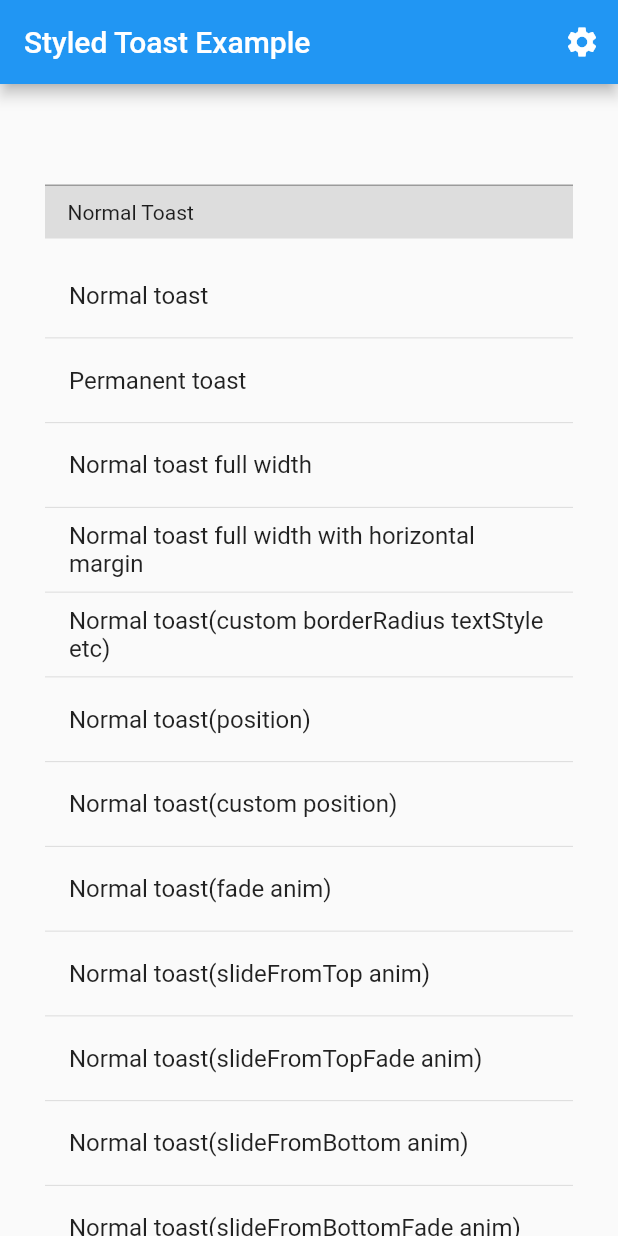
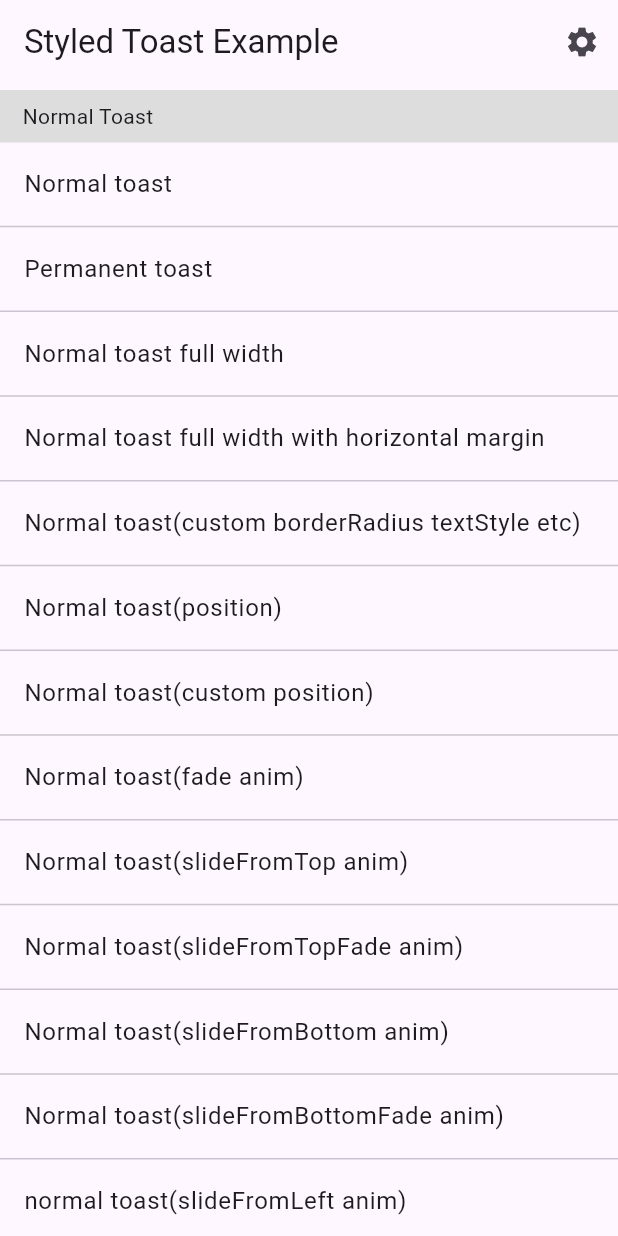
Before and after one commit to JackJonson/flutter_styled_toast, a Flutter app: the screen it shows after launch, on a phone screen of 412 x 824 dp. Run offline on Flutter 3.47's test engine with Material 2 defaults, Android fonts, the phone set to English and light mode, and no system bars.

```diff
--- a/example/lib/main.dart
+++ b/example/lib/main.dart
@@ -29,6 +29,19 @@ class _MyAppState extends State<MyApp> {
   @override
   Widget build(BuildContext context) {
     final appTitle = 'Styled Toast Example';
+    return MaterialApp(
+      title: appTitle,
+      theme: ThemeData(useMaterial3: true),
+      showPerformanceOverlay: showPerformance,
+      home: LayoutBuilder(
+        builder: (BuildContext context, BoxConstraints constraints) {
+          return MyHomePage(
+            title: appTitle,
+            onSetting: onSettingCallback,
+          );
+        },
+      ),
+      builder: (context, child) {
         return StyledToast(
           textStyle: TextStyle(fontSize: 16.0, color: Colors.white),
           backgroundColor: Color(0x99000000),
@@ -45,22 +58,12 @@ class _MyAppState extends State<MyApp> {
           curve: Curves.fastOutSlowIn,
           reverseCurve: Curves.fastOutSlowIn,
           dismissOtherOnShow: true,
-      locale: const Locale('en', 'US'),
           fullWidth: false,
           isHideKeyboard: false,
           isIgnoring: true,
-      child: MaterialApp(
-        title: appTitle,
-        showPerformanceOverlay: showPerformance,
-        home: LayoutBuilder(
-          builder: (BuildContext context, BoxConstraints constraints) {
-            return MyHomePage(
-              title: appTitle,
-              onSetting: onSettingCallback,
+          child: child ?? const SizedBox.shrink(),
         );
       },
-        ),
-      ),
     );
   }
 }
@@ -95,10 +98,14 @@ class _MyHomePageState extends State<MyHomePage>
   @override
   void initState() {
     super.initState();
-    mController =
-        AnimationController(vsync: this, duration: Duration(milliseconds: 200));
-    mReverseController =
-        AnimationController(vsync: this, duration: Duration(milliseconds: 200));
+    mController = AnimationController(
+      vsync: this,
+      duration: Duration(milliseconds: 200),
+    );
+    mReverseController = AnimationController(
+      vsync: this,
+      duration: Duration(milliseconds: 200),
+    );
   }
 
   @override
@@ -117,13 +124,9 @@ class _MyHomePageState extends State<MyHomePage>
       ),
       body: Center(
         child: ListView(
-          padding: EdgeInsets.symmetric(horizontal: 30.0, vertical: 20.0),
+          padding: EdgeInsets.symmetric(vertical: 4),
           children: <Widget>[
-            TextField(
-              controller: TextEditingController(),
-            ),
             Container(
-              margin: EdgeInsets.only(bottom: 10.0),
               padding: EdgeInsets.only(left: 15.0),
               height: 35.0,
               alignment: Alignment.centerLeft,
@@ -600,8 +603,7 @@ class _MyHomePageState extends State<MyHomePage>
               },
             ),
             Divider(
-              height: 10,
-              thickness: 10,
+              height: 0.5,
             ),
             ListTile(
               title: Text(
@@ -778,7 +780,6 @@ class _MyHomePageState extends State<MyHomePage>
 
             ///Custom toast content widget
             Container(
-              margin: EdgeInsets.only(bottom: 10.0, top: 50.0),
               padding: EdgeInsets.only(left: 15.0),
               height: 35.0,
               alignment: Alignment.centerLeft,
--- a/lib/src/styled_toast.dart
+++ b/lib/src/styled_toast.dart
@@ -1,7 +1,7 @@
 import 'dart:async';
 
 import 'package:flutter/material.dart';
-import 'package:flutter_localizations/flutter_localizations.dart';
+
 import 'custom_animation.dart';
 import 'custom_size_transition.dart';
 import 'styled_toast_enum.dart';
@@ -342,9 +342,6 @@ class StyledToast extends StatefulWidget {
   /// Dismiss old toast when new one shows.
   final bool? dismissOtherOnShow;
 
-  /// The locale of the app.
-  final Locale locale;
-
   /// Full width that the width of the screen minus the width of the margin.
   final bool? fullWidth;
 
@@ -388,7 +385,6 @@ class StyledToast extends StatefulWidget {
     this.reverseCurve,
     this.dismissOtherOnShow = true,
     this.onDismiss,
-    required this.locale,
     this.fullWidth,
     this.isHideKeyboard,
     this.animationBuilder,
@@ -419,11 +415,7 @@ class _StyledToastState extends State<StyledToast> {
 
     final wrapper = Directionality(
       textDirection: textDirection,
-      child: Stack(
-        children: <Widget>[
-          overlay,
-        ],
-      ),
+      child: overlay,
     );
 
     final textStyle = widget.textStyle ??
@@ -444,14 +436,7 @@ class _StyledToastState extends State<StyledToast> {
           vertical: 8.0,
         );
 
-    return Localizations(
-      delegates: const [
-        GlobalMaterialLocalizations.delegate,
-        GlobalCupertinoLocalizations.delegate,
-        GlobalWidgetsLocalizations.delegate,
-      ],
-      locale: widget.locale,
-      child: StyledToastTheme(
+    return StyledToastTheme(
       textAlign: textAlign,
       textDirection: textDirection,
       borderRadius: borderRadius,
@@ -481,7 +466,6 @@ class _StyledToastState extends State<StyledToast> {
       isIgnoring: widget.isIgnoring,
       onInitState: widget.onInitState,
       child: wrapper,
-      ),
     );
   }
 }
--- a/pubspec.yaml
+++ b/pubspec.yaml
@@ -1,7 +1,7 @@
 name: flutter_styled_toast
 description: A Styled Toast Flutter package. You can highly customize toast
   ever.Beautify toast with a series of animations and make toast more beautiful.
-version: 2.2.1
+version: 2.3.0
 homepage: https://github.com/JackJonson/flutter_styled_toast
 email: yswing1@gmail.com
 
```
Also changed, not shown: example/analysis_options.yaml (added, +28 -0 lines), 20 other files. Lines whose indentation alone changed are shown as unchanged.
